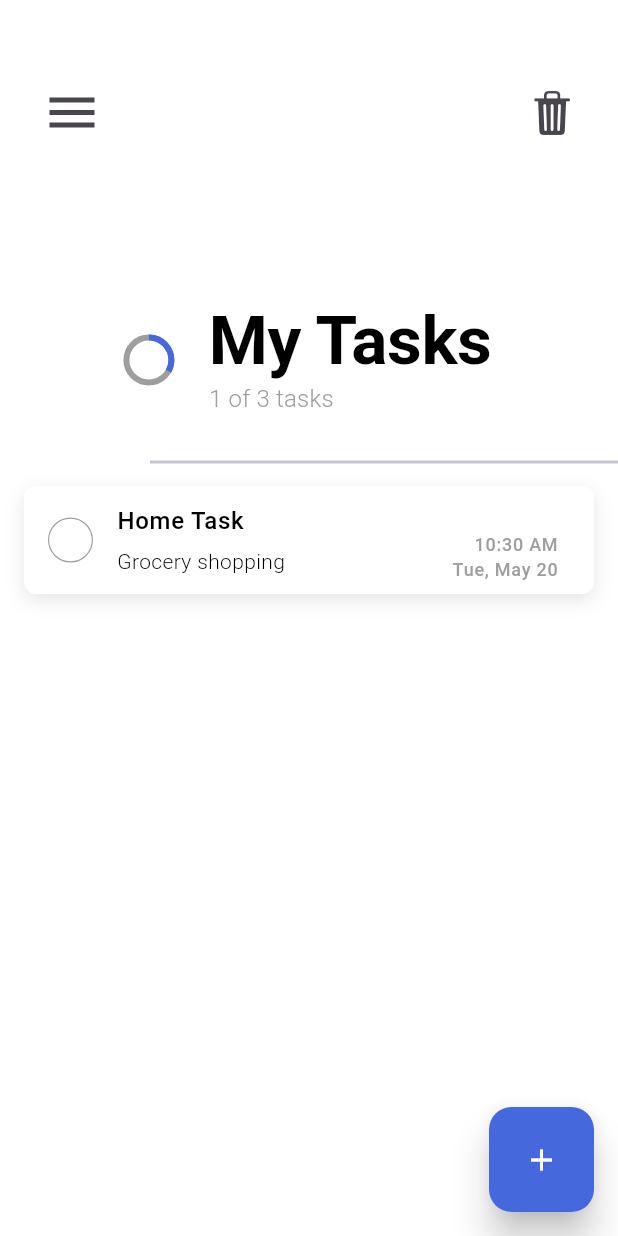
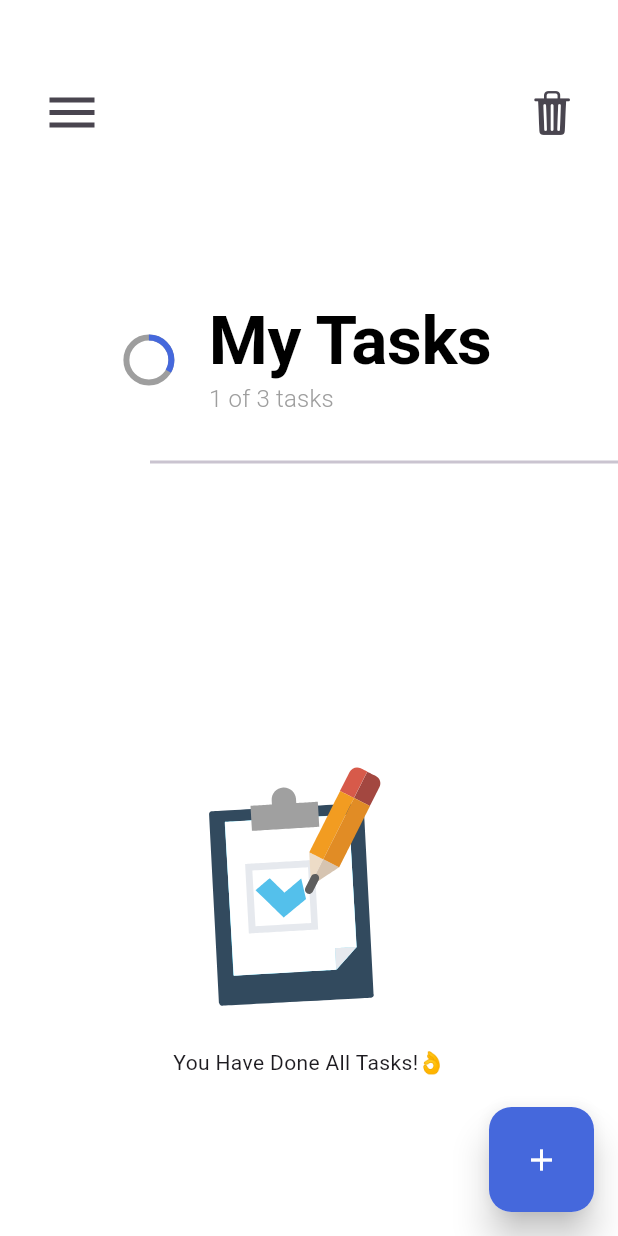
Before and after one commit to tiatiahwang/flutter_todo, a Flutter app: the screen it shows after launch, on a phone screen of 412 x 824 dp. Run offline on Flutter 3.47's test engine with Material 3 defaults, Android fonts, the phone set to English and light mode, and no system bars; drawn by our look-alikes of flutter_slider_drawer; our stand-ins replace animate_do, hive, hive_flutter, lottie; missing offline and left inert: flutter_cupertino_date_picker_fork, ftoast, panara_dialogs; accounts and stored records are empty.

Commit message:
Add: print task from hive db

```diff
--- a/lib/views/home/home_view.dart
+++ b/lib/views/home/home_view.dart
@@ -1,6 +1,9 @@
+import 'package:flutter/material.dart';
 import 'package:animate_do/animate_do.dart';
-import 'package:flutter/material.dart';
+import 'package:flutter_todo/main.dart';
+import 'package:hive_flutter/hive_flutter.dart';
 import 'package:flutter_slider_drawer/flutter_slider_drawer.dart';
+
 import 'package:flutter_todo/extensions/space_exs.dart';
 import 'package:flutter_todo/models/task.dart';
 import 'package:flutter_todo/utils/app_colors.dart';
@@ -21,11 +24,17 @@ class HomeView extends StatefulWidget {
 
 class _HomeViewState extends State<HomeView> {
   final GlobalKey<SliderDrawerState> drawerKey = GlobalKey<SliderDrawerState>();
-  final List<int> testing = [1];
 
   @override
   Widget build(BuildContext context) {
     TextTheme textTheme = Theme.of(context).textTheme;
+
+    final base = BaseWidget.of(context);
+
+    return ValueListenableBuilder(
+      valueListenable: base.dataStore.listenToTask(),
+      builder: (ctx, Box<Task> box, Widget? child) {
+        var tasks = box.values.toList();
 
         return Scaffold(
           backgroundColor: Colors.white,
@@ -45,12 +54,18 @@ class _HomeViewState extends State<HomeView> {
             appBar: HomeAppBar(drawerKey: drawerKey),
 
             // Main Body
-        child: _buildHomeBody(textTheme),
+            child: _buildHomeBody(textTheme, base, tasks),
           ),
+        );
+      },
     );
   }
 
-  SizedBox _buildHomeBody(TextTheme textTheme) {
+  Widget _buildHomeBody(
+    TextTheme textTheme,
+    BaseWidget base,
+    List<Task> tasks,
+  ) {
     return SizedBox(
       width: double.infinity,
       height: double.infinity,
@@ -102,11 +117,13 @@ class _HomeViewState extends State<HomeView> {
             width: double.infinity,
             height: 585,
             child:
-                testing.isNotEmpty
+                tasks.isNotEmpty
                     ? ListView.builder(
-                      itemCount: 1,
+                      itemCount: tasks.length,
                       scrollDirection: Axis.vertical,
                       itemBuilder: (context, index) {
+                        var task = tasks[index];
+
                         return Dismissible(
                           direction: DismissDirection.horizontal,
                           onDismissed: (_) {
@@ -124,16 +141,7 @@ class _HomeViewState extends State<HomeView> {
                             ],
                           ),
                           key: Key(index.toString()),
-                          child: TaskWidget(
-                            task: Task(
-                              id: "1",
-                              title: "Home Task",
-                              subTitle: "Grocery shopping",
-                              createdAtTime: DateTime.now(),
-                              createdAtDate: DateTime.now(),
-                              isCompleted: false,
-                            ),
-                          ),
+                          child: TaskWidget(task: task),
                         );
                       },
                     )
@@ -148,7 +156,7 @@ class _HomeViewState extends State<HomeView> {
                             height: 200,
                             child: Lottie.asset(
                               lottieURL,
-                              animate: testing.isNotEmpty ? false : true,
+                              animate: tasks.isNotEmpty ? false : true,
                             ),
                           ),
                         ),
--- a/lib/views/home/widget/task_widget.dart
+++ b/lib/views/home/widget/task_widget.dart
@@ -118,20 +118,20 @@ class _TaskWidgetState extends State<TaskWidget> {
 
           // Date of task
           trailing: Column(
-            mainAxisAlignment: MainAxisAlignment.end,
+            mainAxisAlignment: MainAxisAlignment.start,
             crossAxisAlignment: CrossAxisAlignment.end,
             children: [
               Text(
                 DateFormat('hh:mm a').format(widget.task.createdAtTime),
                 style: TextStyle(
-                  fontSize: 12,
+                  fontSize: 10,
                   color: widget.task.isCompleted ? Colors.white : Colors.grey,
                 ),
               ),
               Text(
-                DateFormat.MMMEd().format(widget.task.createdAtDate),
+                DateFormat.yMMMEd().format(widget.task.createdAtDate),
                 style: TextStyle(
-                  fontSize: 12,
+                  fontSize: 10,
                   color: widget.task.isCompleted ? Colors.white : Colors.grey,
                 ),
               ),
```
Lines whose indentation alone changed are shown as unchanged.
